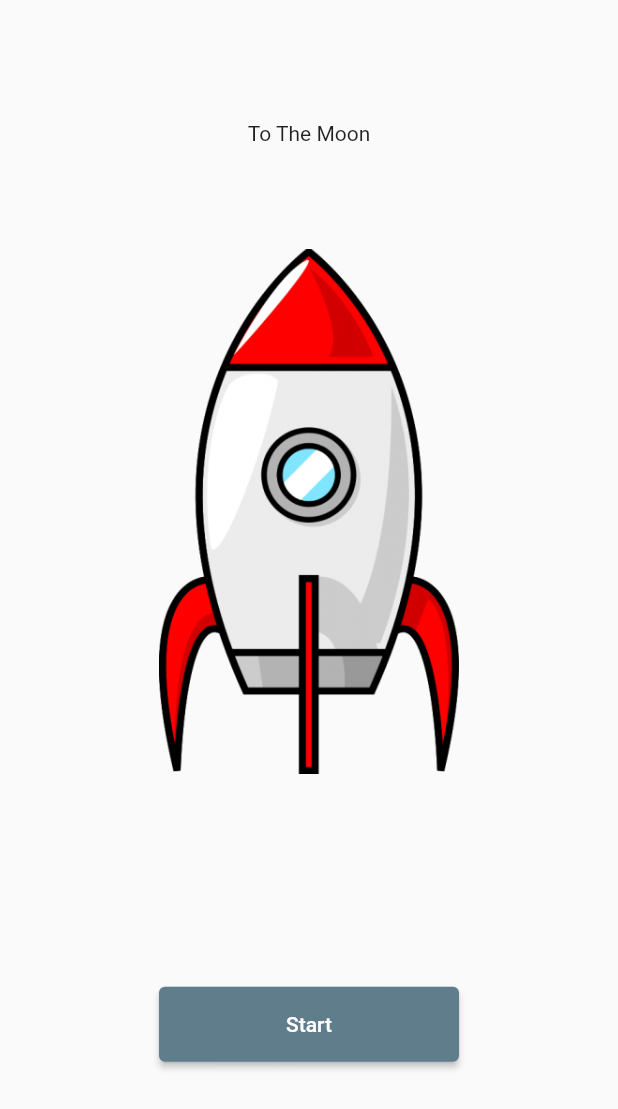
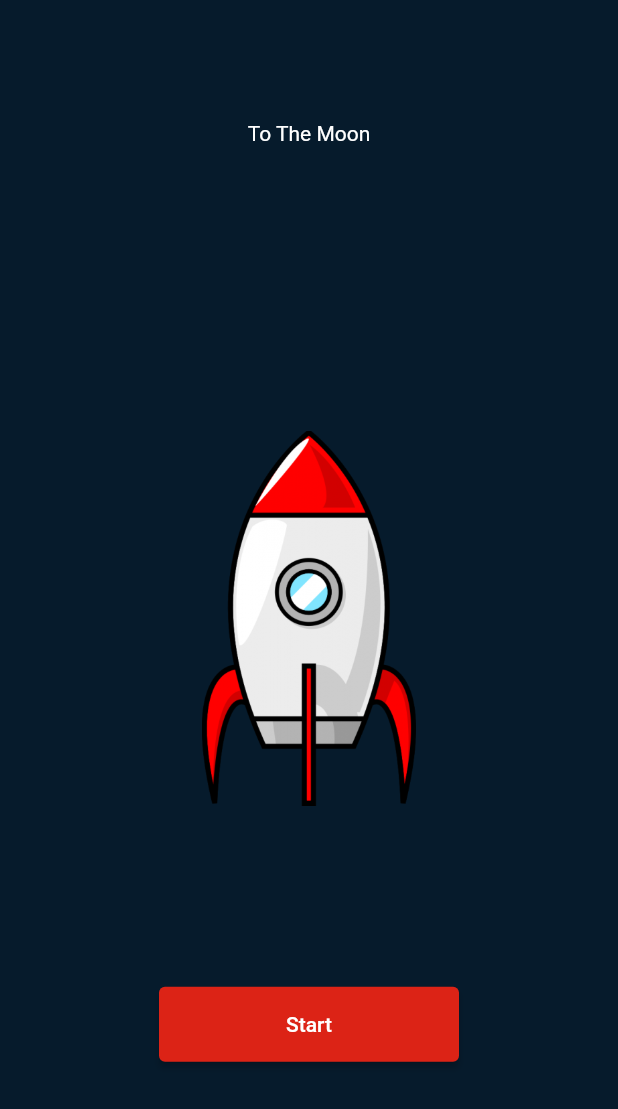
Before and after one commit to meryemmarasli/ToTheMoon, a Flutter app: the screen it shows after launch, on a phone screen of 412 x 824 dp. Shown: the top 1109 px of the screen. Run offline on Flutter 3.47's test engine with Material 2 defaults, Android fonts, the phone set to English and light mode, and no system bars; our stand-ins replace sqflite, syncfusion_flutter_charts; missing offline and left inert: dart:ffi; accounts and stored records are empty.

Commit message:
updating UI

```diff
--- a/to_the_moon/lib/main.dart
+++ b/to_the_moon/lib/main.dart
@@ -46,7 +46,9 @@ class MyApp extends StatelessWidget {
       debugShowCheckedModeBanner: false,
       title: 'Flutter Demo',
       theme: ThemeData(
-        primarySwatch: Colors.blueGrey,
+        //primarySwatch: Colors.blue,
+
+
       ),
       home: startPage(),
       )
--- a/to_the_moon/lib/views/individual_stock_view.dart
+++ b/to_the_moon/lib/views/individual_stock_view.dart
@@ -24,7 +24,8 @@ class IndividualStockView extends StatelessWidget {
     StockViewModel stockViewModel = context.watch<StockViewModel>();
     return Scaffold(
       appBar: AppBar(
-        title: Center(child: Text(stock.getName().toString())),
+        title: Text(stock.getName().toString(), textAlign: TextAlign.center),
+       backgroundColor: Color.fromARGB(255, 13, 38, 60)
       ),
       body: Column(
           children: [
--- a/to_the_moon/lib/views/navigationBar.dart
+++ b/to_the_moon/lib/views/navigationBar.dart
@@ -38,6 +38,7 @@ class _BottomBarState extends State<BottomBar> {
   Widget build(BuildContext context) {
     return Scaffold(
       appBar: AppBar(
+        backgroundColor: Color.fromARGB(255, 13, 38, 60),
         leading: Icon(CupertinoIcons.rocket),
         title: Text("To The Moon"),
         automaticallyImplyLeading: false,
--- a/to_the_moon/lib/views/welcome_view.dart
+++ b/to_the_moon/lib/views/welcome_view.dart
@@ -12,23 +12,24 @@ class WelcomeView extends StatelessWidget {
   Widget build(BuildContext context) {
 
     return Scaffold(
+      backgroundColor: Color.fromARGB(255, 6, 27, 44),
       body:
         Stack(
         children: <Widget>[
         Align(
           alignment: Alignment(0.0, -0.8),
           child: Container(
-            child: new Text("To The Moon"),
+            child: Text("To The Moon", style:TextStyle(color: Colors.white)),
           ),
         ),
           Align(
-              alignment: Alignment(0.0, -0.3),
+              alignment: Alignment(0.0, 0),
 
               child: Container(
                 child: new Image.asset('assets/images/rocket.png'),
                 alignment: Alignment.center,
-                width: 500,
-                height: 350,
+                width: 350,
+                height: 250,
               ),
           ),
         Align(
@@ -39,6 +40,7 @@ class WelcomeView extends StatelessWidget {
                     width:200,
                       child:ElevatedButton(
                       child: Text('Start', style:TextStyle(color: Colors.white,)),
+                      style: ElevatedButton.styleFrom(backgroundColor: Color.fromARGB(255, 220, 35, 22)),
                       onPressed: () {
                         Navigator.push(context, MaterialPageRoute(builder: (context) => AgreementView()));
                       }
--- a/to_the_moon/pubspec.yaml
+++ b/to_the_moon/pubspec.yaml
@@ -32,6 +32,7 @@ dependencies:
   flutter:
     sdk: flutter
   provider: ^6.0.4
+  confetti: ^0.7.0
 
                    # The following adds the Cupertino Icons font to your application.
   # Use with the CupertinoIcons class for iOS style icons.
```
Also changed, not shown: to_the_moon/lib/views/individual_lesson_view.dart (+48 -3 lines), to_the_moon/assets/images/lesson4.png, to_the_moon/pubspec.lock, 22 other files.
